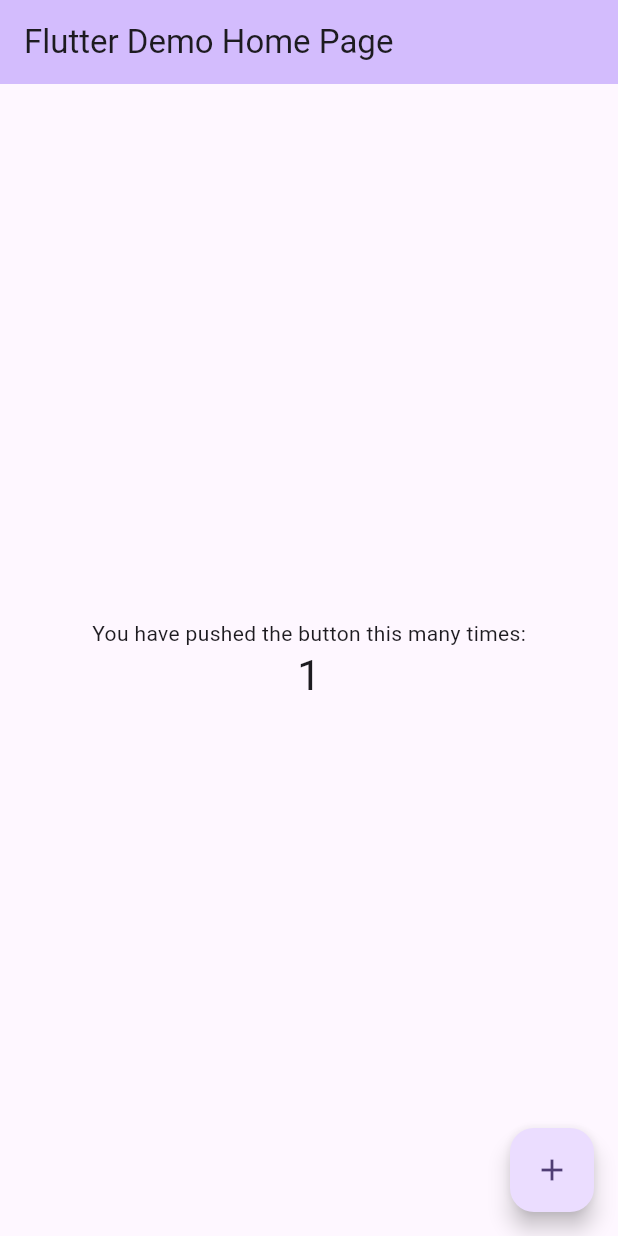
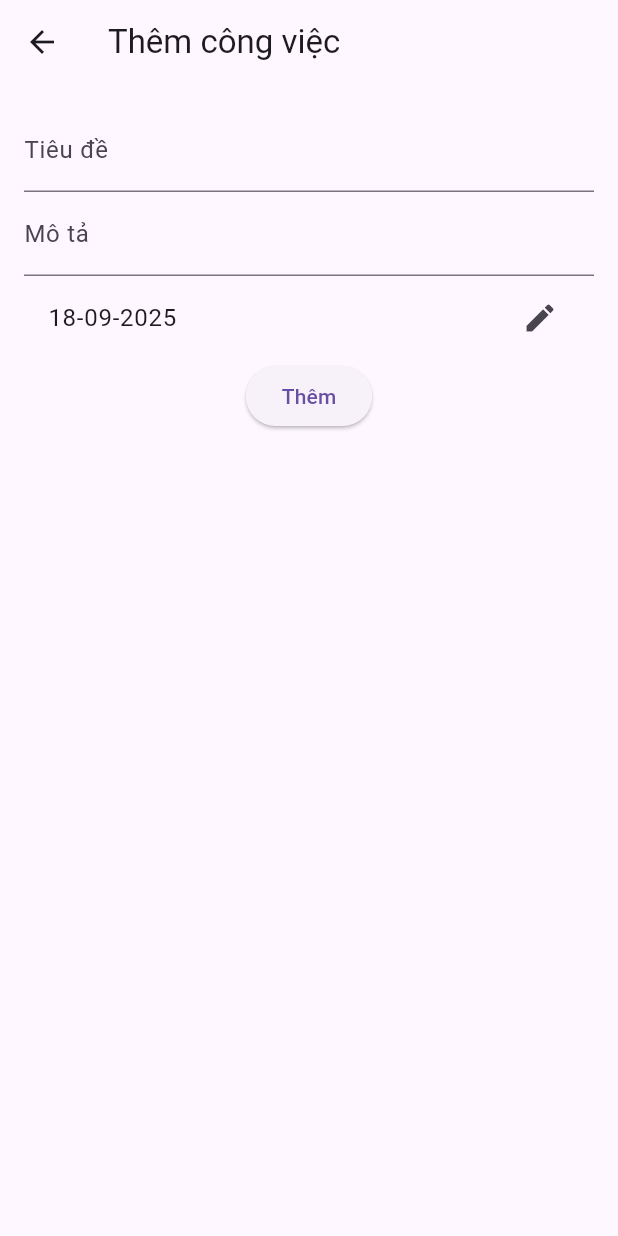
Before and after one commit to mntdeptrai/BTL-TTCS, a Flutter app: the screen it shows after launch, after a tap on the "add" icon, on a phone screen of 412 x 824 dp. Run offline on Flutter 3.47's test engine with Material 3 defaults, Android fonts, the phone set to English and light mode, and no system bars; our stand-ins replace fl_chart; missing offline and left inert: mssql_connection.

Commit message:
Tối ưu giao diện Task List cho Android

```diff
--- a/lib/main.dart
+++ b/lib/main.dart
@@ -1,122 +1,24 @@
 import 'package:flutter/material.dart';
+import 'package:provider/provider.dart';
+import 'providers/task_provider.dart';
+import 'screens/home_screen.dart';
 
 void main() {
-  runApp(const MyApp());
+  runApp(
+    ChangeNotifierProvider(
+      create: (context) => TaskProvider(),
+      child: MyApp(),
+    ),
+  );
 }
 
 class MyApp extends StatelessWidget {
-  const MyApp({super.key});
-
-  // This widget is the root of your application.
   @override
   Widget build(BuildContext context) {
     return MaterialApp(
-      title: 'Flutter Demo',
-      theme: ThemeData(
-        // This is the theme of your application.
-        //
-        // TRY THIS: Try running your application with "flutter run". You'll see
-        // the application has a purple toolbar. Then, without quitting the app,
-        // try changing the seedColor in the colorScheme below to Colors.green
-        // and then invoke "hot reload" (save your changes or press the "hot
-        // reload" button in a Flutter-supported IDE, or press "r" if you used
-        // the command line to start the app).
-        //
-        // Notice that the counter didn't reset back to zero; the application
-        // state is not lost during the reload. To reset the state, use hot
-        // restart instead.
-        //
-        // This works for code too, not just values: Most code changes can be
-        // tested with just a hot reload.
-        colorScheme: ColorScheme.fromSeed(seedColor: Colors.deepPurple),
-      ),
-      home: const MyHomePage(title: 'Flutter Demo Home Page'),
+      title: 'Quản lý công việc',
+      theme: ThemeData(primarySwatch: Colors.blue),
+      home: HomeScreen(),
     );
   }
 }
-
-class MyHomePage extends StatefulWidget {
-  const MyHomePage({super.key, required this.title});
-
-  // This widget is the home page of your application. It is stateful, meaning
-  // that it has a State object (defined below) that contains fields that affect
-  // how it looks.
-
-  // This class is the configuration for the state. It holds the values (in this
-  // case the title) provided by the parent (in this case the App widget) and
-  // used by the build method of the State. Fields in a Widget subclass are
-  // always marked "final".
-
-  final String title;
-
-  @override
-  State<MyHomePage> createState() => _MyHomePageState();
-}
-
-class _MyHomePageState extends State<MyHomePage> {
-  int _counter = 0;
-
-  void _incrementCounter() {
-    setState(() {
-      // This call to setState tells the Flutter framework that something has
-      // changed in this State, which causes it to rerun the build method below
-      // so that the display can reflect the updated values. If we changed
-      // _counter without calling setState(), then the build method would not be
-      // called again, and so nothing would appear to happen.
-      _counter++;
-    });
-  }
-
-  @override
-  Widget build(BuildContext context) {
-    // This method is rerun every time setState is called, for instance as done
-    // by the _incrementCounter method above.
-    //
-    // The Flutter framework has been optimized to make rerunning build methods
-    // fast, so that you can just rebuild anything that needs updating rather
-    // than having to individually change instances of widgets.
-    return Scaffold(
-      appBar: AppBar(
-        // TRY THIS: Try changing the color here to a specific color (to
-        // Colors.amber, perhaps?) and trigger a hot reload to see the AppBar
-        // change color while the other colors stay the same.
-        backgroundColor: Theme.of(context).colorScheme.inversePrimary,
-        // Here we take the value from the MyHomePage object that was created by
-        // the App.build method, and use it to set our appbar title.
-        title: Text(widget.title),
-      ),
-      body: Center(
-        // Center is a layout widget. It takes a single child and positions it
-        // in the middle of the parent.
-        child: Column(
-          // Column is also a layout widget. It takes a list of children and
-          // arranges them vertically. By default, it sizes itself to fit its
-          // children horizontally, and tries to be as tall as its parent.
-          //
-          // Column has various properties to control how it sizes itself and
-          // how it positions its children. Here we use mainAxisAlignment to
-          // center the children vertically; the main axis here is the vertical
-          // axis because Columns are vertical (the cross axis would be
-          // horizontal).
-          //
-          // TRY THIS: Invoke "debug painting" (choose the "Toggle Debug Paint"
-          // action in the IDE, or press "p" in the console), to see the
-          // wireframe for each widget.
-          mainAxisAlignment: MainAxisAlignment.center,
-          children: <Widget>[
-            const Text('You have pushed the button this many times:'),
-            Text(
-              '$_counter',
-              style: Theme.of(context).textTheme.headlineMedium,
-            ),
-          ],
-        ),
-      ),
-      floatingActionButton: FloatingActionButton(
-        onPressed: _incrementCounter,
-        tooltip: 'Increment',
-        child: const Icon(Icons.add),
-      ), // This trailing comma makes auto-formatting nicer for build methods.
-    );
-  }
-}
--- /dev/null
+++ b/lib/model/task.dart
@@ -0,0 +1,37 @@
+import 'package:uuid/uuid.dart';
+
+class Task {
+  final String id;
+  String title;
+  String description;
+  DateTime dueDate;
+  bool isCompleted;
+
+  Task({
+    required this.id, // Thêm tham số id
+    required this.title,
+    required this.description,
+    required this.dueDate,
+    this.isCompleted = false,
+  });
+
+  Map<String, dynamic> toMap() {
+    return {
+      'id': id,
+      'title': title,
+      'description': description,
+      'dueDate': dueDate.toIso8601String(),
+      'isCompleted': isCompleted ? 1 : 0,
+    };
+  }
+
+  factory Task.fromMap(Map<String, dynamic> map) {
+    return Task(
+      id: map['id'], // Sử dụng id từ map
+      title: map['title'],
+      description: map['description'],
+      dueDate: DateTime.parse(map['dueDate']),
+      isCompleted: map['isCompleted'] == 1,
+    );
+  }
+}
--- /dev/null
+++ b/lib/screens/add_task_screen.dart
@@ -0,0 +1,91 @@
+import 'package:flutter/material.dart';
+import 'package:intl/intl.dart';
+import 'package:provider/provider.dart';
+import 'package:uuid/uuid.dart'; // Thêm để tạo id mới
+import '../model/task.dart';
+import '../providers/task_provider.dart';
+
+class AddTaskScreen extends StatefulWidget {
+  final Task? task; // Tham số task có thể là null
+
+  const AddTaskScreen({super.key, this.task});
+
+  @override
+  _AddTaskScreenState createState() => _AddTaskScreenState();
+}
+
+class _AddTaskScreenState extends State<AddTaskScreen> {
+  final _titleController = TextEditingController();
+  final _descController = TextEditingController();
+  DateTime _selectedDate = DateTime.now();
+
+  @override
+  void initState() {
+    super.initState();
+    if (widget.task != null) {
+      _titleController.text = widget.task!.title;
+      _descController.text = widget.task!.description;
+      _selectedDate = widget.task!.dueDate;
+    }
+  }
+
+  @override
+  Widget build(BuildContext context) {
+    return Scaffold(
+      appBar: AppBar(title: Text(widget.task == null ? 'Thêm công việc' : 'Sửa công việc')),
+      body: Padding(
+        padding: const EdgeInsets.all(16),
+        child: Column(
+          children: [
+            TextField(
+              controller: _titleController,
+              decoration: const InputDecoration(labelText: 'Tiêu đề'),
+            ),
+            TextField(
+              controller: _descController,
+              decoration: const InputDecoration(labelText: 'Mô tả'),
+            ),
+            ListTile(
+              title: Text(DateFormat('dd-MM-yyyy').format(_selectedDate)),
+              trailing: const Icon(Icons.edit),
+              onTap: () async {
+                final date = await showDatePicker(
+                  context: context,
+                  initialDate: _selectedDate,
+                  firstDate: DateTime.now(),
+                  lastDate: DateTime(2100),
+                );
+                if (date != null) setState(() => _selectedDate = date);
+              },
+            ),
+            ElevatedButton(
+              onPressed: () {
+                final task = Task(
+                  id: widget.task?.id ?? const Uuid().v4(), // Tạo id mới nếu null
+                  title: _titleController.text,
+                  description: _descController.text,
+                  dueDate: _selectedDate,
+                  isCompleted: widget.task?.isCompleted ?? false,
+                );
+                if (widget.task == null) {
+                  Provider.of<TaskProvider>(context, listen: false).addTask(task);
+                } else {
+                  final updatedTask = Task(
+                    id: widget.task!.id, // Sử dụng id hiện tại khi sửa
+                    title: _titleController.text,
+                    description: _descController.text,
+                    dueDate: _selectedDate,
+                    isCompleted: widget.task!.isCompleted,
+                  );
+                  Provider.of<TaskProvider>(context, listen: false).updateTask(updatedTask);
+                }
+                Navigator.pop(context);
+              },
+              child: Text(widget.task == null ? 'Thêm' : 'Cập nhật'),
+            ),
+          ],
+        ),
+      ),
+    );
+  }
+}
--- /dev/null
+++ b/lib/screens/home_screen.dart
@@ -0,0 +1,53 @@
+import 'package:flutter/material.dart';
+import 'package:provider/provider.dart';
+import '../providers/task_provider.dart';
+import 'add_task_screen.dart';
+import 'report_screen.dart';
+
+class HomeScreen extends StatelessWidget {
+  @override
+  Widget build(BuildContext context) {
+    return Scaffold(
+      appBar: AppBar(title: Text('Quản lý công việc')),
+      body: Consumer<TaskProvider>(
+        builder: (context, taskProvider, child) {
+          return ListView.builder(
+            itemCount: taskProvider.tasks.length,
+            itemBuilder: (context, index) {
+              final task = taskProvider.tasks[index];
+              return ListTile(
+                title: Text(task.title),
+                subtitle: Text(task.description),
+                trailing: Checkbox(
+                  value: task.isCompleted,
+                  onChanged: (_) => taskProvider.toggleTask(task.id),
+                ),
+                onTap: () => Navigator.push(
+                  context,
+                  MaterialPageRoute(builder: (_) => AddTaskScreen(task: task)),
+                ),
+                onLongPress: () => taskProvider.deleteTask(task.id),
+              );
+            },
+          );
+        },
+      ),
+      floatingActionButton: Column(
+        mainAxisAlignment: MainAxisAlignment.end,
+        children: [
+          FloatingActionButton(
+            heroTag: 'add',
+            onPressed: () => Navigator.push(context, MaterialPageRoute(builder: (_) => AddTaskScreen())),
+            child: Icon(Icons.add),
+          ),
+          SizedBox(height: 10),
+          FloatingActionButton(
+            heroTag: 'report',
+            onPressed: () => Navigator.push(context, MaterialPageRoute(builder: (_) => ReportScreen())),
+            child: Icon(Icons.bar_chart),
+          ),
+        ],
+      ),
+    );
+  }
+}
--- a/pubspec.yaml
+++ b/pubspec.yaml
@@ -30,7 +30,10 @@ environment:
 dependencies:
   flutter:
     sdk: flutter
-
+  provider: ^6.1.1 # Quản lý trạng thái
+  intl: ^0.19.0    # Định dạng ngày tháng
+  fl_chart: ^0.68.0 # Vẽ biểu đồ
+  uuid: ^4.4.0     # Tạo ID duy nhất cho công việc
   # The following adds the Cupertino Icons font to your application.
   # Use with the CupertinoIcons class for iOS style icons.
   cupertino_icons: ^1.0.8
```
Also changed, not shown: lib/database/database_helper.dart (added, +111 -0 lines), lib/model/user.dart (added, +31 -0 lines), lib/providers/task_provider.dart (added, +38 -0 lines), lib/screens/report_screen.dart (added, +64 -0 lines), lib/providers/auth_provider.dart (added), lib/screens/login_screen.dart (added), lib/screens/task_form_screen.dart (added), lib/screens/task_list_screen.dart (added), lib/screens/user_management_screen.dart (added), pubspec.lock.
